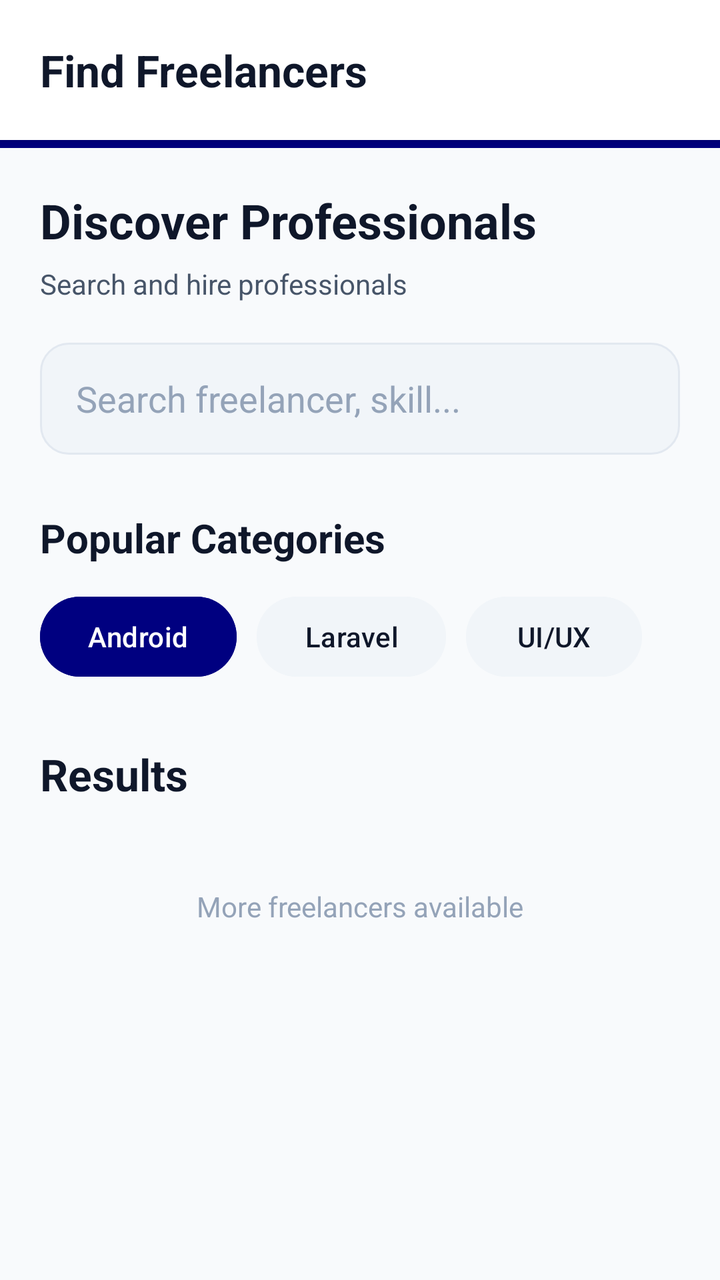
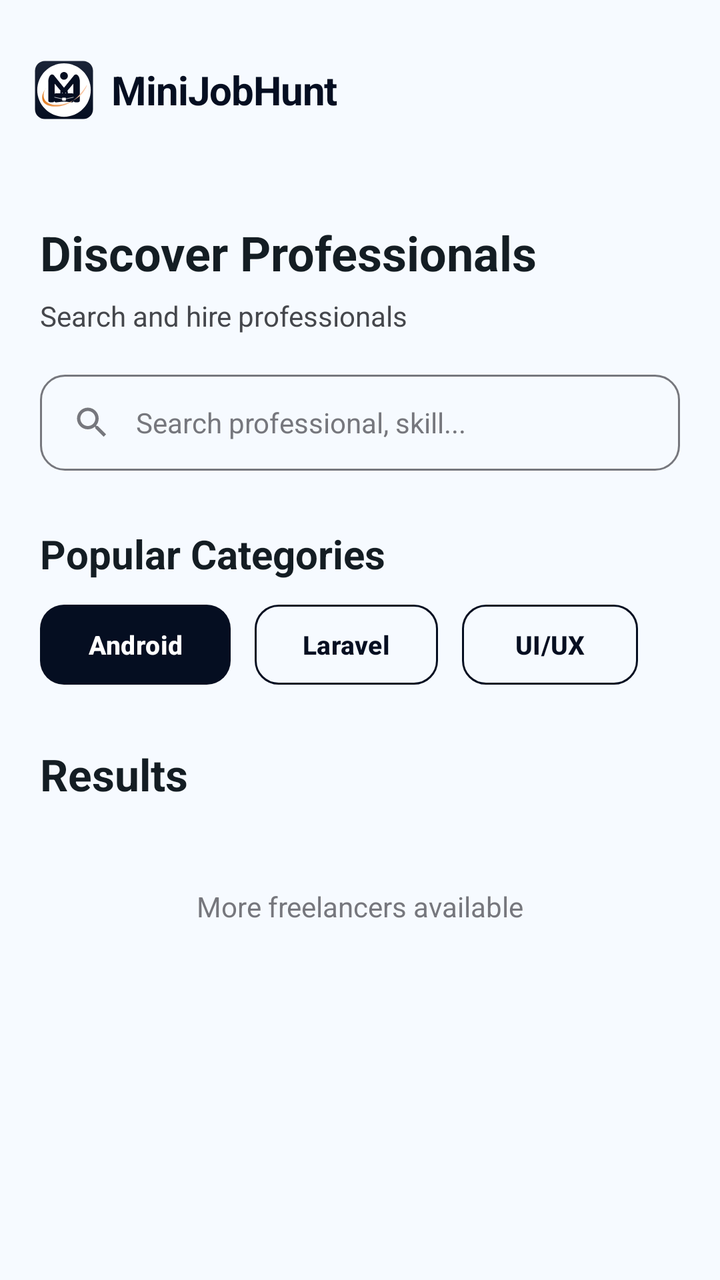

Before-and-after screenshots of an Android layout around one commit, followed by the original layout XML and the change that was made.
<!-- AndroidManifest.xml: application theme Theme.MiniJobHunt -->
<!-- res/layout/fragment_client_search.xml -->
<?xml version="1.0" encoding="utf-8"?>
<LinearLayout xmlns:android="http://schemas.android.com/apk/res/android"
    xmlns:app="http://schemas.android.com/apk/res-auto"
    android:layout_width="match_parent"
    android:layout_height="match_parent"
    android:orientation="vertical"
    android:background="@color/background">

    
    <LinearLayout
        android:layout_width="match_parent"
        android:layout_height="wrap_content"
        android:orientation="vertical">

        <RelativeLayout
            android:layout_width="match_parent"
            android:layout_height="70dp"
            android:background="@color/surface"
            android:elevation="4dp"
            android:paddingHorizontal="20dp">

            <TextView
                android:layout_width="wrap_content"
                android:layout_height="wrap_content"
                android:layout_centerVertical="true"
                android:text="Find Freelancers"
                android:textColor="@color/text_primary"
                android:textSize="22sp"
                android:textStyle="bold" />

        </RelativeLayout>

        <View
            android:layout_width="match_parent"
            android:layout_height="4dp"
            android:background="@color/primary" />
    </LinearLayout>

    <ScrollView
        android:layout_width="match_parent"
        android:layout_height="match_parent"
        android:fillViewport="true">

        <LinearLayout
            android:layout_width="match_parent"
            android:layout_height="wrap_content"
            android:orientation="vertical"
            android:padding="20dp">

            
            <TextView
                android:layout_width="wrap_content"
                android:layout_height="wrap_content"
                android:text="Discover Professionals"
                android:textSize="24sp"
                android:textStyle="bold"
                android:textColor="@color/text_primary" />

        <TextView
            android:layout_width="wrap_content"
            android:layout_height="wrap_content"
            android:layout_marginTop="6dp"
            android:text="Search and hire professionals"
            android:textColor="@color/text_secondary" />

        

        <EditText
            android:id="@+id/etSearch"
            android:layout_width="match_parent"
            android:layout_height="56dp"
            android:layout_marginTop="20dp"
            android:background="@drawable/bg_input"
            android:hint="Search freelancer, skill..."
            android:paddingHorizontal="18dp"
            android:textColor="@color/text_primary"
            android:textColorHint="@color/text_hint" />

        

        <TextView
            android:layout_width="wrap_content"
            android:layout_height="wrap_content"
            android:layout_marginTop="28dp"
            android:text="Popular Categories"
            android:textColor="@color/text_primary"
            android:textSize="20sp"
            android:textStyle="bold"/>

        <HorizontalScrollView
            android:layout_width="match_parent"
            android:layout_height="wrap_content"
            android:scrollbars="none"
            android:layout_marginTop="12dp">

            <LinearLayout
                android:layout_width="wrap_content"
                android:layout_height="wrap_content"
                android:orientation="horizontal">

                <Button
                    android:layout_width="wrap_content"
                    android:layout_height="48dp"
                    android:text="Android"
                    android:textAllCaps="false"
                    android:backgroundTint="@color/primary"/>

                <Button
                    android:layout_width="wrap_content"
                    android:layout_height="48dp"
                    android:layout_marginStart="10dp"
                    android:text="Laravel"
                    android:textAllCaps="false"
                    android:backgroundTint="@color/surface_variant"
                    android:textColor="@color/text_primary"/>

                <Button
                    android:layout_width="wrap_content"
                    android:layout_height="48dp"
                    android:layout_marginStart="10dp"
                    android:text="UI/UX"
                    android:textAllCaps="false"
                    android:backgroundTint="@color/surface_variant"
                    android:textColor="@color/text_primary"/>

            </LinearLayout>

        </HorizontalScrollView>

        

        <TextView
            android:layout_width="wrap_content"
            android:layout_height="wrap_content"
            android:layout_marginTop="30dp"
            android:text="Results"
            android:textSize="22sp"
            android:textStyle="bold"
            android:textColor="@color/text_primary"/>

        <ProgressBar
            android:id="@+id/progressBar"
            android:layout_width="wrap_content"
            android:layout_height="wrap_content"
            android:layout_gravity="center"
            android:layout_marginTop="20dp"
            android:visibility="gone"/>

        <androidx.recyclerview.widget.RecyclerView
            android:id="@+id/rvFreelancers"
            android:layout_width="match_parent"
            android:layout_height="wrap_content"
            android:layout_marginTop="16dp"
            android:nestedScrollingEnabled="false"/>

        

        <TextView
            android:layout_width="wrap_content"
            android:layout_height="wrap_content"
            android:layout_gravity="center"
            android:layout_marginTop="26dp"
            android:text="More freelancers available"
            android:textColor="@color/text_hint"/>

        <Space
            android:layout_width="match_parent"
            android:layout_height="100dp"/>

    </LinearLayout>

</ScrollView>
</LinearLayout>
<!-- resources referenced by this layout -->
<resources>
  <color name="background">#F8FAFC</color>
  <color name="primary">#000080</color>
  <color name="surface">#FFFFFF</color>
  <color name="surface_variant">#F1F5F9</color>
  <color name="text_hint">#94A3B8</color>
  <color name="text_primary">#0F172A</color>
  <color name="text_secondary">#475569</color>
  <!-- drawable bg_input (drawable) -->
  <?xml version="1.0" encoding="utf-8"?>
  <ripple xmlns:android="http://schemas.android.com/apk/res/android"
      android:color="@color/primary_light">
      <item>
          <shape android:shape="rectangle">
              <solid android:color="@color/surface_variant" />
              <corners android:radius="14dp" />
              <stroke
                  android:width="1dp"
                  android:color="@color/divider" />
          </shape>
      </item>
  </ripple>
  <color name="primary_light">#E6E6FF</color>
  <color name="divider">#E2E8F0</color>
  <style name="Base.Theme.MiniJobHunt" parent="Theme.Material3.DayNight.NoActionBar">
          <item name="colorPrimary">@color/primary</item>
          <item name="colorOnPrimary">@color/white</item>
          <item name="colorPrimaryContainer">@color/primary_light</item>
          <item name="colorOnPrimaryContainer">@color/primary_dark</item>
  
          <item name="colorSecondary">@color/info</item>
          <item name="colorOnSecondary">@color/white</item>
  
          <item name="android:windowBackground">@color/background</item>
          <item name="android:statusBarColor">@color/background</item>
          <item name="android:windowLightStatusBar">true</item>
  
          
          <item name="textAppearanceHeadlineLarge">@style/AppText.HeadlineLarge</item>
          <item name="textAppearanceTitleMedium">@style/AppText.TitleMedium</item>
          <item name="textAppearanceBodyLarge">@style/AppText.BodyLarge</item>
      </style>
  <color name="primary_dark">#000066</color>
  <color name="info">#000080</color>
  <style name="AppText.HeadlineLarge">
          <item name="android:textSize">30sp</item>
          <item name="android:textStyle">bold</item>
          <item name="android:textColor">@color/text_primary</item>
          <item name="android:letterSpacing">-0.02</item>
      </style>
  <!-- unchanged entries left out for length: 4 -->
</resources>

<!-- the commit's change to res/layout/fragment_client_search.xml (unified diff, before → after) -->
@@ -7,34 +7,9 @@
     android:background="@color/background">
 
     
-    <LinearLayout
-        android:layout_width="match_parent"
-        android:layout_height="wrap_content"
-        android:orientation="vertical">
-
-        <RelativeLayout
-            android:layout_width="match_parent"
-            android:layout_height="70dp"
-            android:background="@color/surface"
-            android:elevation="4dp"
-            android:paddingHorizontal="20dp">
-
-            <TextView
-                android:layout_width="wrap_content"
-                android:layout_height="wrap_content"
-                android:layout_centerVertical="true"
-                android:text="Find Freelancers"
-                android:textColor="@color/text_primary"
-                android:textSize="22sp"
-                android:textStyle="bold" />
-
-        </RelativeLayout>
-
-        <View
-            android:layout_width="match_parent"
-            android:layout_height="4dp"
-            android:background="@color/primary" />
-    </LinearLayout>
+    <include
+        android:id="@+id/header"
+        layout="@layout/layout_common_header" />
 
     <ScrollView
         android:layout_width="match_parent"
@@ -63,18 +38,33 @@
             android:text="Search and hire professionals"
             android:textColor="@color/text_secondary" />
 
-        
+        <LinearLayout
+            android:layout_width="match_parent"
+            android:layout_height="48dp"
+            android:layout_marginTop="20dp"
+            android:background="@drawable/bg_input_rounded"
+            android:orientation="horizontal"
+            android:gravity="center_vertical"
+            android:paddingHorizontal="16dp">
 
-        <EditText
-            android:id="@+id/etSearch"
-            android:layout_width="match_parent"
-            android:layout_height="56dp"
-            android:layout_marginTop="20dp"
-            android:background="@drawable/bg_input"
-            android:hint="Search freelancer, skill..."
-            android:paddingHorizontal="18dp"
-            android:textColor="@color/text_primary"
-            android:textColorHint="@color/text_hint" />
+            <ImageView
+                android:layout_width="20dp"
+                android:layout_height="20dp"
+                android:src="@drawable/ic_search_outlined"
+                app:tint="@color/text_muted" />
+
+            <EditText
+                android:id="@+id/etSearch"
+                android:layout_width="match_parent"
+                android:layout_height="match_parent"
+                android:background="@android:color/transparent"
+                android:hint="Search professional, skill..."
+                android:paddingStart="12dp"
+                android:textColor="@color/text_primary"
+                android:textColorHint="@color/text_hint"
+                android:textSize="14sp" />
+
+        </LinearLayout>
 
         
 
@@ -98,30 +88,31 @@
                 android:layout_height="wrap_content"
                 android:orientation="horizontal">
 
-                <Button
-                    android:layout_width="wrap_content"
-                    android:layout_height="48dp"
-                    android:text="Android"
-                    android:textAllCaps="false"
-                    android:backgroundTint="@color/primary"/>
+            <com.google.android.material.button.MaterialButton
+                style="@style/AppButton.Primary"
+                android:layout_width="wrap_content"
+                android:layout_height="40dp"
+                android:text="Android"
+                android:textAllCaps="false"
+                android:textSize="13sp" />
 
-                <Button
-                    android:layout_width="wrap_content"
-                    android:layout_height="48dp"
-                    android:layout_marginStart="10dp"
-                    android:text="Laravel"
-                    android:textAllCaps="false"
-                    android:backgroundTint="@color/surface_variant"
-                    android:textColor="@color/text_primary"/>
+            <com.google.android.material.button.MaterialButton
+                style="@style/AppButton.Ghost"
+                android:layout_width="wrap_content"
+                android:layout_height="40dp"
+                android:layout_marginStart="12dp"
+                android:text="Laravel"
+                android:textAllCaps="false"
+                android:textSize="13sp" />
 
-                <Button
-                    android:layout_width="wrap_content"
-                    android:layout_height="48dp"
-                    android:layout_marginStart="10dp"
-                    android:text="UI/UX"
-                    android:textAllCaps="false"
-                    android:backgroundTint="@color/surface_variant"
-                    android:textColor="@color/text_primary"/>
+            <com.google.android.material.button.MaterialButton
+                style="@style/AppButton.Ghost"
+                android:layout_width="wrap_content"
+                android:layout_height="40dp"
+                android:layout_marginStart="12dp"
+                android:text="UI/UX"
+                android:textAllCaps="false"
+                android:textSize="13sp" />
 
             </LinearLayout>
 
@@ -171,3 +162,36 @@
 
 </ScrollView>
 </LinearLayout>
+<!-- res/layout/layout_common_header.xml (included above) -->
+<?xml version="1.0" encoding="utf-8"?>
+<RelativeLayout xmlns:android="http://schemas.android.com/apk/res/android"
+    xmlns:app="http://schemas.android.com/apk/res-auto"
+    android:layout_width="match_parent"
+    android:layout_height="90dp"
+    android:background="@color/surface"
+    android:paddingHorizontal="16dp"
+    android:paddingTop="24dp">
+
+    <LinearLayout
+        android:layout_width="wrap_content"
+        android:layout_height="wrap_content"
+        android:layout_centerVertical="true"
+        android:gravity="center_vertical"
+        android:orientation="horizontal">
+
+        <ImageView
+            android:layout_width="32dp"
+            android:layout_height="32dp"
+            android:src="@drawable/ic_mainlogo" />
+
+        <TextView
+            android:layout_width="wrap_content"
+            android:layout_height="wrap_content"
+            android:layout_marginStart="8dp"
+            android:text="MiniJobHunt"
+            android:textColor="@color/primary"
+            android:textSize="20sp"
+            android:textStyle="bold"
+            android:letterSpacing="-0.02" />
+    </LinearLayout>
+</RelativeLayout>
<!-- resource entries referenced after the edit -->
@@ -1,35 +1,74 @@
 <!-- resources referenced by this layout -->
 <resources>
-  <color name="background">#F8FAFC</color>
-  <color name="primary">#000080</color>
-  <color name="surface">#FFFFFF</color>
-  <color name="surface_variant">#F1F5F9</color>
-  <color name="text_hint">#94A3B8</color>
-  <color name="text_primary">#0F172A</color>
-  <color name="text_secondary">#475569</color>
-  <!-- drawable bg_input (drawable) -->
+  <color name="background">#f6faff</color>
+  <color name="primary">#050e21</color>
+  <color name="surface">#f6faff</color>
+  <color name="text_hint">#76777d</color>
+  <color name="text_muted">#76777d</color>
+  <color name="text_primary">#141d23</color>
+  <color name="text_secondary">#45474c</color>
+  <!-- drawable bg_input_rounded (drawable) -->
   <?xml version="1.0" encoding="utf-8"?>
-  <ripple xmlns:android="http://schemas.android.com/apk/res/android"
-      android:color="@color/primary_light">
+  <selector xmlns:android="http://schemas.android.com/apk/res/android">
+      <item android:state_focused="true">
+          <shape android:shape="rectangle">
+              <solid android:color="@android:color/transparent" />
+              <corners android:radius="12dp" />
+              <stroke
+                  android:width="2dp"
+                  android:color="@color/primary" />
+          </shape>
+      </item>
       <item>
           <shape android:shape="rectangle">
-              <solid android:color="@color/surface_variant" />
-              <corners android:radius="14dp" />
+              <solid android:color="@android:color/transparent" />
+              <corners android:radius="12dp" />
               <stroke
                   android:width="1dp"
-                  android:color="@color/divider" />
+                  android:color="@color/outline" />
           </shape>
       </item>
-  </ripple>
-  <color name="primary_light">#E6E6FF</color>
-  <color name="divider">#E2E8F0</color>
+  </selector>
+  <!-- drawable ic_mainlogo: vector/xml drawable (drawable, 3696 chars, omitted) -->
+  <!-- drawable ic_search_outlined (drawable) -->
+  <vector xmlns:android="http://schemas.android.com/apk/res/android"
+      android:width="24dp"
+      android:height="24dp"
+      android:viewportWidth="24"
+      android:viewportHeight="24">
+      <path
+          android:fillColor="@color/text_secondary"
+          android:pathData="M15.5,14h-0.79l-0.28,-0.27C15.41,12.59 16,11.11 16,9.5 16,5.91 13.09,3 9.5,3S3,5.91 3,9.5 5.91,16 9.5,16c1.61,0 3.09,-0.59 4.23,-1.57l0.27,0.28v0.79l5,4.99L20.49,19l-4.99,-5zm-6,0C7.01,14 5,11.99 5,9.5S7.01,5 9.5,5 14,7.01 14,9.5 11.99,14 9.5,14z"/>
+  </vector>
+  <style name="AppButton.Ghost" parent="Widget.Material3.Button.OutlinedButton">
+          <item name="android:textColor">@color/primary</item>
+          <item name="strokeColor">@color/primary</item>
+          <item name="strokeWidth">1dp</item>
+          <item name="shapeAppearance">@style/ShapeAppearance.App.Medium</item>
+          <item name="android:insetTop">0dp</item>
+          <item name="android:insetBottom">0dp</item>
+          <item name="android:textStyle">bold</item>
+      </style>
+  <style name="AppButton.Primary" parent="Widget.Material3.Button">
+          <item name="backgroundTint">@color/primary</item>
+          <item name="android:textColor">@color/white</item>
+          <item name="shapeAppearance">@style/ShapeAppearance.App.Medium</item>
+          <item name="android:insetTop">0dp</item>
+          <item name="android:insetBottom">0dp</item>
+          <item name="android:letterSpacing">0.01</item>
+          <item name="android:textStyle">bold</item>
+      </style>
+  <color name="outline">#76777d</color>
+  <style name="ShapeAppearance.App.Medium" parent="ShapeAppearance.Material3.MediumComponent">
+          <item name="cornerSize">12dp</item>
+      </style>
   <style name="Base.Theme.MiniJobHunt" parent="Theme.Material3.DayNight.NoActionBar">
           <item name="colorPrimary">@color/primary</item>
           <item name="colorOnPrimary">@color/white</item>
-          <item name="colorPrimaryContainer">@color/primary_light</item>
-          <item name="colorOnPrimaryContainer">@color/primary_dark</item>
+          <item name="colorPrimaryContainer">@color/primary_container</item>
+          <item name="colorOnPrimaryContainer">@color/on_primary_container</item>
   
-          <item name="colorSecondary">@color/info</item>
+          <item name="colorSecondary">@color/secondary</item>
           <item name="colorOnSecondary">@color/white</item>
   
           <item name="android:windowBackground">@color/background</item>
@@ -40,15 +79,23 @@
           <item name="textAppearanceHeadlineLarge">@style/AppText.HeadlineLarge</item>
           <item name="textAppearanceTitleMedium">@style/AppText.TitleMedium</item>
           <item name="textAppearanceBodyLarge">@style/AppText.BodyLarge</item>
+          <item name="textAppearanceLabelMedium">@style/AppText.LabelMedium</item>
       </style>
-  <color name="primary_dark">#000066</color>
-  <color name="info">#000080</color>
+  <color name="primary_container">#1b2437</color>
+  <color name="on_primary_container">#828ba2</color>
+  <color name="secondary">#5c5f60</color>
   <style name="AppText.HeadlineLarge">
-          <item name="android:textSize">30sp</item>
+          <item name="android:textSize">24sp</item>
           <item name="android:textStyle">bold</item>
           <item name="android:textColor">@color/text_primary</item>
           <item name="android:letterSpacing">-0.02</item>
       </style>
+  <style name="AppText.LabelMedium">
+          <item name="android:textSize">12sp</item>
+          <item name="android:textStyle">bold</item>
+          <item name="android:textColor">@color/text_muted</item>
+          <item name="android:letterSpacing">0.01</item>
+      </style>
   <!-- unchanged entries left out for length: 4 -->
 </resources>
 
